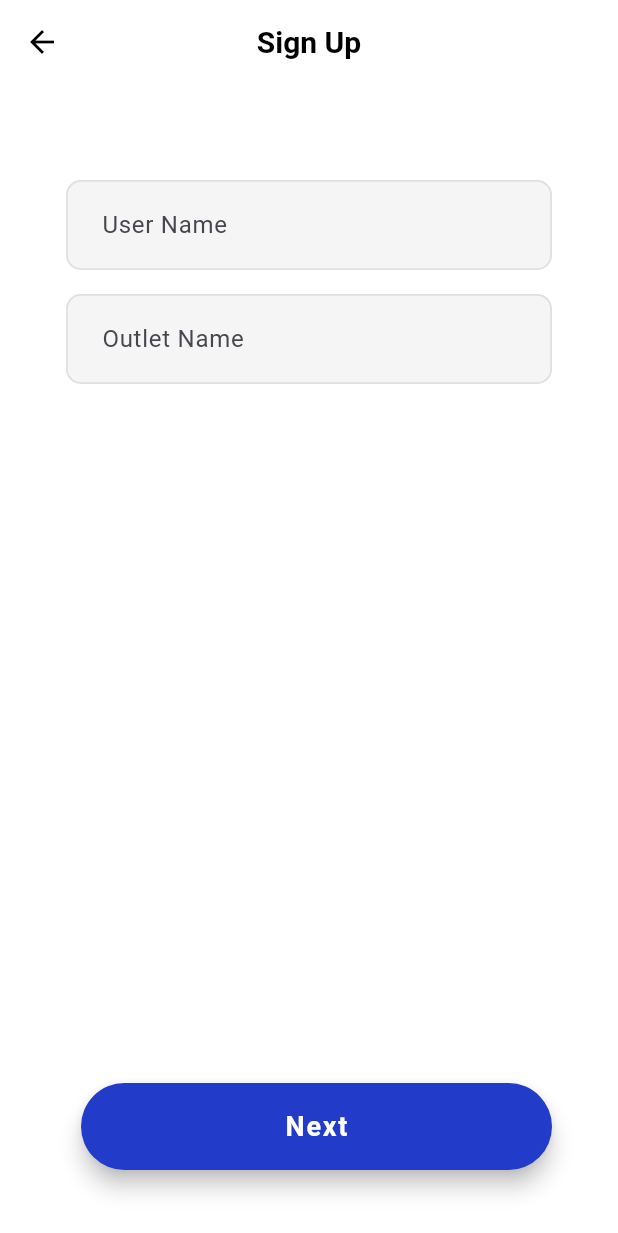
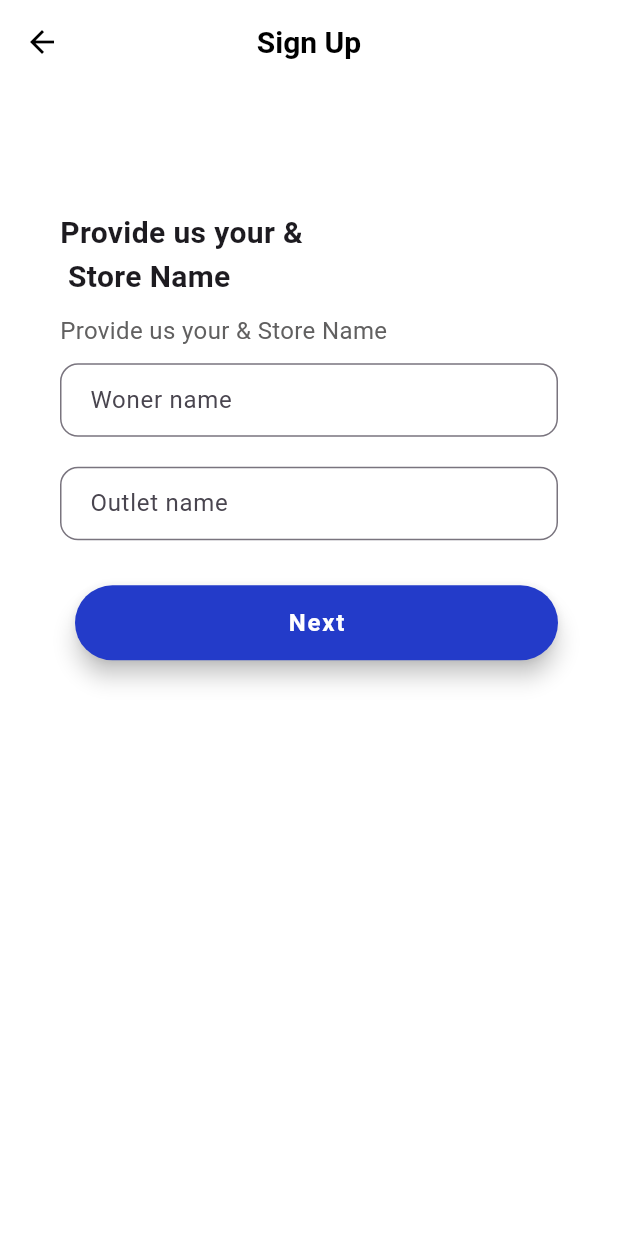
Before and after one commit to zakir1999/outlet-expense, a Flutter app: the screen it shows after launch, after a tap on "Sign Up", on a phone screen of 412 x 824 dp. Shown: the top 1233 px of the screen. Run offline on Flutter 3.47's test engine with Material 3 defaults, Android fonts, the phone set to English and light mode, and no system bars; our stand-ins replace bloc, equatable, flutter_bloc, gap; network calls fail; Roboto replaces fonts that are missing (Times New Roman).

Commit message:
Sign Up page plash screen

```diff
--- a/lib/Signup/bloc/sign_up_bloc.dart
+++ b/lib/Signup/bloc/sign_up_bloc.dart
@@ -65,9 +65,8 @@ class SignUpBloc extends Bloc<SignUpEvent, SignUpState> {
       }
 
       final regData = jsonDecode(regResponse.body);
-      final userId = regData["user"]["id"]; // depends on your API response
+      final userId = regData["user"]["id"];
 
-      // 2️⃣ Set PIN
       final pinResponse = await http.post(
         Uri.parse("https://www.outletexpense.xyz/api/set-pin"),
         headers: {"Content-Type": "application/json"},
--- a/lib/Signup/view/sign_up_screen.dart
+++ b/lib/Signup/view/sign_up_screen.dart
@@ -2,6 +2,9 @@ import 'package:flutter/material.dart';
 import 'package:flutter_bloc/flutter_bloc.dart';
 import 'package:gap/gap.dart';
 import 'package:outlet_expense/Signup/bloc/sign_up_bloc.dart';
+
+import '../../Custom-Component/Submit_Button.dart';
+import '../../Custom-Component/TextField.dart';
 
 class SignUpScreen extends StatelessWidget {
   const SignUpScreen({super.key});
@@ -20,6 +23,11 @@ class _SignUpView extends StatelessWidget {
 
   @override
   Widget build(BuildContext context) {
+    final screenWidth = MediaQuery.of(context).size.width;
+    final screenHeight = MediaQuery.of(context).size.height;
+    final horizontalPadding = screenWidth < 600 ? 16.0 : 32.0;
+    final verticalPadding = screenWidth < 600 ? 16.0 : 24.0;
+
     return Scaffold(
       backgroundColor: Colors.white,
       appBar: AppBar(
@@ -42,10 +50,27 @@ class _SignUpView extends StatelessWidget {
         ),
         elevation: 0,
       ),
-      body: Center(
+      body: BlocProvider(
+        create: (_) => SignUpBloc(),
+        child: LayoutBuilder(
+          builder: (context, constraints) {
+            return SingleChildScrollView(
+              padding: EdgeInsets.only(
+                top: screenHeight * 0.05,
+                left: horizontalPadding,
+                right: horizontalPadding,
+                bottom: verticalPadding,
+              ),
+              child: ConstrainedBox(
+                constraints: BoxConstraints(
+                  minHeight: constraints.maxHeight - verticalPadding * 2,
+                ),
+                child: IntrinsicHeight(
+                  child: Center(
                     child: Container(
-          constraints: const BoxConstraints(maxWidth: 600),
-          padding: const EdgeInsets.all(20),
+                      constraints: BoxConstraints(
+                        maxWidth: screenWidth < 600 ? double.infinity : 600,
+                      ),
                       child: Padding(
                         padding: const EdgeInsets.all(24.0),
                         child: BlocListener<SignUpBloc, SignUpState>(
@@ -55,14 +80,16 @@ class _SignUpView extends StatelessWidget {
                             }
                             if (state.status == SignUpStatus.failure) {
                               ScaffoldMessenger.of(context).showSnackBar(
-                    const SnackBar(content: Text("Registration failed")),
+                                const SnackBar(
+                                  content: Text("Registration failed"),
+                                ),
                               );
                             }
                           },
                           child: BlocBuilder<SignUpBloc, SignUpState>(
                             builder: (context, state) {
                               return Column(
-                    mainAxisSize: MainAxisSize.max,
+                                mainAxisAlignment: MainAxisAlignment.center,
                                 children: [
                                   Expanded(
                                     child: SingleChildScrollView(
@@ -70,125 +97,65 @@ class _SignUpView extends StatelessWidget {
                                         mainAxisSize: MainAxisSize.min,
                                         children: [
                                           const Gap(20),
-                              if (state.step == 1) _StepUserOutlet(),
-                              if (state.step == 2) _StepOutletType(),
-                              if (state.step == 3) _StepEmailPhone(),
+                                          if (state.step == 1)
+                                            _StepUserOutlet(),
+                                          if (state.step == 2)
+                                            _StepOutletType(),
+                                          if (state.step == 3)
+                                            _StepEmailPhone(),
                                           if (state.step == 4) _StepPassword(),
                                           if (state.step == 5) _StepPin(),
-                              if (state.step == 6) _StepConfirmPin(),
-                              const Gap(20),
-                            ],
+                                          if (state.step == 6)
+                                            _StepConfirmPin(),
+                                          const Gap(30),
+                                          Padding(
+                                            padding: const EdgeInsets.only(
+                                              left: 10,
+                                              bottom: 16,
                                             ),
-                        ),
-                      ),
-
-                      // Bottom Buttons
-                      Row(
-                        mainAxisAlignment: MainAxisAlignment.spaceBetween,
-                        children: [
-                          if (state.step > 1)
-                            Expanded(
-                              child: Padding(
-                                padding: const EdgeInsets.only(right: 10),
-                                child: ElevatedButton(
-                                  onPressed: () {
-                                    context.read<SignUpBloc>().add(
-                                      PreviousStep(),
-                                    );
-                                  },
-                                  style: ElevatedButton.styleFrom(
-                                    elevation: 6,
-                                    padding: const EdgeInsets.symmetric(
-                                      vertical: 16,
-                                    ),
-                                    shape: RoundedRectangleBorder(
-                                      borderRadius: BorderRadius.circular(50),
-                                    ),
-                                    backgroundColor: const Color.fromARGB(
-                                      255,
-                                      105,
-                                      105,
-                                      105,
-                                    ),
-                                    foregroundColor: Colors.white,
-                                  ),
-                                  child: const Text(
-                                    "Back",
-                                    style: TextStyle(
-                                      fontSize: 16,
-                                      fontWeight: FontWeight.bold,
-                                    ),
-                                  ),
-                                ),
-                              ),
-                            ),
-                          Expanded(
-                            child: Padding(
-                              padding: const EdgeInsets.only(left: 10),
                                             child: BlocBuilder<SignUpBloc, SignUpState>(
                                               builder: (context, state) {
                                                 return SizedBox(
                                                   width: double.infinity,
-                                    child: ElevatedButton(
+                                                  child: CustomButton(
+                                                    text: state.step < 6
+                                                        ? "Next"
+                                                        : "Finish",
+                                                    isLoading:
+                                                        state.status ==
+                                                        SignUpStatus.loading,
                                                     onPressed:
-                                          state.status == SignUpStatus.loading
+                                                        state.status ==
+                                                            SignUpStatus.loading
                                                         ? null
                                                         : () {
-                                              if (state.step < 6) {
-                                                context.read<SignUpBloc>().add(
+                                                            if (state.step <
+                                                                6) {
+                                                              context
+                                                                  .read<
+                                                                    SignUpBloc
+                                                                  >()
+                                                                  .add(
                                                                     NextStep(),
                                                                   );
                                                             } else {
-                                                context.read<SignUpBloc>().add(
+                                                              context
+                                                                  .read<
+                                                                    SignUpBloc
+                                                                  >()
+                                                                  .add(
                                                                     SubmitSignUp(),
                                                                   );
                                                             }
                                                           },
-                                      style: ElevatedButton.styleFrom(
-                                        elevation: 6,
-                                        padding: const EdgeInsets.symmetric(
-                                          vertical: 16,
-                                        ),
-                                        shape: RoundedRectangleBorder(
-                                          borderRadius: BorderRadius.circular(
-                                            50,
-                                          ),
-                                        ),
-                                        backgroundColor: const Color.fromARGB(
-                                          255,
-                                          35,
-                                          59,
-                                          201,
-                                        ),
-                                        foregroundColor: Colors.white,
-                                      ),
-                                      child:
-                                          state.status == SignUpStatus.loading
-                                          ? const SizedBox(
-                                              height: 22,
-                                              width: 22,
-                                              child: CircularProgressIndicator(
-                                                strokeWidth: 2.5,
-                                                color: Colors.white,
-                                              ),
-                                            )
-                                          : Text(
-                                              state.step < 6
-                                                  ? "Next"
-                                                  : "Finish",
-                                              style: const TextStyle(
-                                                fontSize: 18,
-                                                fontWeight: FontWeight.bold,
-                                                letterSpacing: 1.2,
-                                              ),
-                                            ),
                                                   ),
                                                 );
                                               },
                                             ),
                                           ),
+                                        ],
                                       ),
-                        ],
+                                    ),
                                   ),
                                 ],
                               );
@@ -196,6 +163,12 @@ class _SignUpView extends StatelessWidget {
                           ),
                         ),
                       ),
+                    ),
+                  ),
+                ),
+              ),
+            );
+          },
         ),
       ),
     );
@@ -209,71 +182,52 @@ class _StepUserOutlet extends StatelessWidget {
   Widget build(BuildContext context) {
     return Column(
       children: [
-        TextFormField(
-          keyboardType: TextInputType.name,
-          decoration: InputDecoration(
-            labelText: 'User Name',
-            hintText: 'Enter your name',
-            filled: true,
-            fillColor: Colors.grey.shade100,
-            contentPadding: const EdgeInsets.symmetric(
-              horizontal: 20,
-              vertical: 18,
-            ),
-            border: OutlineInputBorder(borderRadius: BorderRadius.circular(10)),
-            enabledBorder: OutlineInputBorder(
-              borderRadius: BorderRadius.circular(10),
-              borderSide: BorderSide(color: Colors.grey.shade300, width: 1.2),
-            ),
-            focusedBorder: OutlineInputBorder(
-              borderRadius: BorderRadius.circular(10),
-              borderSide: const BorderSide(
-                color: Color.fromARGB(255, 236, 239, 241),
-                width: 2,
+        Container(
+          alignment: Alignment.centerLeft,
+          child: Text(
+            'Provide us your & \n Store Name',
+            style: TextStyle(fontSize: 20, fontWeight: FontWeight.bold),
+            textAlign: TextAlign.left,
           ),
         ),
+        Gap(10),
+        Container(
+          alignment: Alignment.centerLeft,
+          child: Text(
+            'Provide us your & Store Name',
+            style: TextStyle(
+              fontSize: 16,
+              color: const Color.fromARGB(255, 97, 96, 96),
             ),
-          style: const TextStyle(
-            fontSize: 16,
-            color: Colors.black87,
-            fontWeight: FontWeight.w500,
+            textAlign: TextAlign.left,
           ),
+        ),
+        Gap(10),
+        CustomTextField(
+          label: "Woner name",
+          hint: 'Woner name',
+          validator: (value) {
+            if (value == null || value.isEmpty) {
+              return "Woner name can't be empty";
+            }
+          },
+          keyboardType: TextInputType.text,
           onChanged: (value) {
             context.read<SignUpBloc>().add(UserNameChanged(value));
           },
         ),
-        const Gap(16),
-        TextFormField(
-          keyboardType: TextInputType.name,
-          decoration: InputDecoration(
-            labelText: 'Outlet Name',
-            hintText: 'Enter outlet name',
-            filled: true,
-            fillColor: Colors.grey.shade100,
-            contentPadding: const EdgeInsets.symmetric(
-              horizontal: 20,
-              vertical: 18,
-            ),
-            border: OutlineInputBorder(borderRadius: BorderRadius.circular(10)),
-            enabledBorder: OutlineInputBorder(
-              borderRadius: BorderRadius.circular(10),
-              borderSide: BorderSide(color: Colors.grey.shade300, width: 1.2),
-            ),
-            focusedBorder: OutlineInputBorder(
-              borderRadius: BorderRadius.circular(10),
-              borderSide: const BorderSide(
-                color: Color.fromARGB(255, 236, 239, 241),
-                width: 2,
-              ),
-            ),
-          ),
-          style: const TextStyle(
-            fontSize: 16,
-            color: Colors.black87,
-            fontWeight: FontWeight.w500,
-          ),
+        const Gap(20),
+        CustomTextField(
+          label: "Outlet name",
+          hint: 'Outlet name',
+          validator: (value) {
+            if (value == null || value.isEmpty) {
+              return "Outlet name can't be empty";
+            }
+          },
+          keyboardType: TextInputType.text,
           onChanged: (value) {
-            context.read<SignUpBloc>().add(OutletNameChanged(value));
+            context.read<SignUpBloc>().add(UserNameChanged(value));
           },
         ),
       ],
--- a/lib/login/bloc/login_state.dart
+++ b/lib/login/bloc/login_state.dart
@@ -8,27 +8,37 @@ class LoginState extends Equatable {
     this.password = '',
     this.message = '',
     this.loginStatus = LoginStatus.initial,
+    this.navigateToSignUp = false,
   });
 
   final String email;
   final String password;
   final String message;
   final LoginStatus loginStatus;
+  final bool navigateToSignUp;
 
   LoginState copyWith({
     String? email,
     String? password,
     String? message,
     LoginStatus? loginStatus,
+    bool? navigateToSignUp,
   }) {
     return LoginState(
       email: email ?? this.email,
       password: password ?? this.password,
       message: message ?? this.message,
       loginStatus: loginStatus ?? this.loginStatus,
+      navigateToSignUp: navigateToSignUp ?? this.navigateToSignUp,
     );
   }
 
   @override
-  List<Object> get props => [email, password, message, loginStatus];
+  List<Object> get props => [
+    email,
+    password,
+    message,
+    loginStatus,
+    navigateToSignUp,
+  ];
 }
--- a/lib/login/view/login_screen.dart
+++ b/lib/login/view/login_screen.dart
@@ -2,8 +2,8 @@ import 'package:flutter/material.dart';
 import 'package:flutter_bloc/flutter_bloc.dart';
 import 'package:gap/gap.dart';
 
-import 'package:outlet_expense/login/bloc/login_bloc.dart';
-import 'package:outlet_expense/Signup/view/sign_up_screen.dart';
+import '../../login/bloc/login_bloc.dart';
+import '../../Signup/view/sign_up_screen.dart';
 import '../../Custom-Component/Password.dart';
 import '../../Custom-Component/Submit_Button.dart';
 import '../../Custom-Component/TextField.dart';
@@ -37,6 +37,11 @@ class _LoginScreenState extends State<LoginScreen> {
 
   @override
   Widget build(BuildContext context) {
+    final screenWidth = MediaQuery.of(context).size.width;
+    final screenHeight = MediaQuery.of(context).size.height;
+    final horizontalPadding = screenWidth < 600 ? 16.0 : 32.0;
+    final verticalPadding = screenWidth < 600 ? 16.0 : 24.0;
+
     return Scaffold(
       backgroundColor: Colors.white,
       appBar: AppBar(
@@ -51,15 +56,42 @@ class _LoginScreenState extends State<LoginScreen> {
         ),
         backgroundColor: Colors.white,
         centerTitle: true,
+        elevation: 0,
       ),
       body: BlocProvider(
         create: (_) => _loginBloc,
+        child: LayoutBuilder(
+          builder: (context, constraints) {
+            return SingleChildScrollView(
+              padding: EdgeInsets.only(
+                top: screenHeight * 0.10,
+                left: horizontalPadding,
+                right: horizontalPadding,
+                bottom: verticalPadding,
+              ),
+              child: ConstrainedBox(
+                constraints: BoxConstraints(
+                  minHeight: constraints.maxHeight - verticalPadding * 2,
+                ),
+                child: IntrinsicHeight(
                   child: Center(
                     child: Container(
-            constraints: const BoxConstraints(maxWidth: 500),
-            padding: const EdgeInsets.all(24.0),
-            child: SingleChildScrollView(
+                      constraints: BoxConstraints(
+                        maxWidth: screenWidth < 600 ? double.infinity : 500,
+                      ),
+                      child: BlocListener<LoginBloc, LoginState>(
+                        listener: (context, state) {
+                          if (state.navigateToSignUp) {
+                            Navigator.push(
+                              context,
+                              MaterialPageRoute(
+                                builder: (context) => const SignUpScreen(),
+                              ),
+                            );
+                          }
+                        },
                         child: Column(
+                          mainAxisAlignment: MainAxisAlignment.center,
                           children: [
                             BlocBuilder<LoginBloc, LoginState>(
                               buildWhen: (previous, current) =>
@@ -75,7 +107,9 @@ class _LoginScreenState extends State<LoginScreen> {
                                     if (value == null || value.isEmpty) {
                                       return "Email cannot be empty";
                                     }
-                          if (!RegExp(r'^[^@]+@[^@]+\.[^@]+').hasMatch(value)) {
+                                    if (!RegExp(
+                                      r'^[^@]+@[^@]+\.[^@]+',
+                                    ).hasMatch(value)) {
                                       return "Enter a valid email";
                                     }
                                     return null;
@@ -110,15 +144,17 @@ class _LoginScreenState extends State<LoginScreen> {
                               builder: (context, state) {
                                 return CustomButton(
                                   text: 'Login',
-                        isLoading: state.loginStatus == LoginStatus.loading,
+                                  isLoading:
+                                      state.loginStatus == LoginStatus.loading,
                                   onPressed: () {
-                          context.read<LoginBloc>().add(const LoginApi());
+                                    context.read<LoginBloc>().add(
+                                      const LoginApi(),
+                                    );
                                   },
                                 );
                               },
                             ),
                             const Gap(16),
-
                             Align(
                               alignment: Alignment.centerRight,
                               child: TextButton(
@@ -133,26 +169,30 @@ class _LoginScreenState extends State<LoginScreen> {
                               ),
                             ),
                             const Gap(8),
-
                             Row(
                               mainAxisAlignment: MainAxisAlignment.center,
                               children: [
                                 const Text(
                                   "Don't have an account? ",
-                        style: TextStyle(fontSize: 14, color: Colors.black54),
+                                  style: TextStyle(
+                                    fontSize: 14,
+                                    color: Colors.black54,
+                                  ),
                                 ),
                                 GestureDetector(
                                   onTap: () {
                                     Navigator.push(
                                       context,
                                       MaterialPageRoute(
-                              builder: (context) => const SignUpScreen(),
+                                        builder: (context) =>
+                                            const SignUpScreen(),
                                       ),
                                     );
                                   },
                                   child: const Text(
                                     'Sign Up',
                                     style: TextStyle(
+                                      decoration: TextDecoration.underline,
                                       fontSize: 14,
                                       color: Color.fromARGB(255, 35, 59, 201),
                                       fontWeight: FontWeight.bold,
@@ -161,12 +201,18 @@ class _LoginScreenState extends State<LoginScreen> {
                                 ),
                               ],
                             ),
+                            const Spacer(),
                           ],
                         ),
                       ),
                     ),
                   ),
                 ),
+              ),
+            );
+          },
+        ),
+      ),
     );
   }
 }
```
Lines whose indentation alone changed are shown as unchanged.
